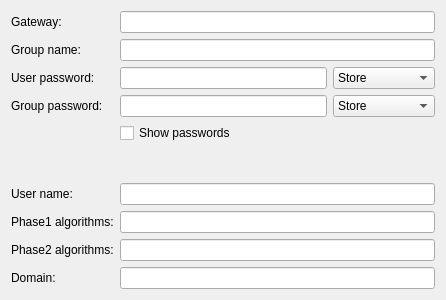
The window that vpn/openswan/openswan.ui (KDE/plasma-nm) describes before a commit, drawn with Qt 5.
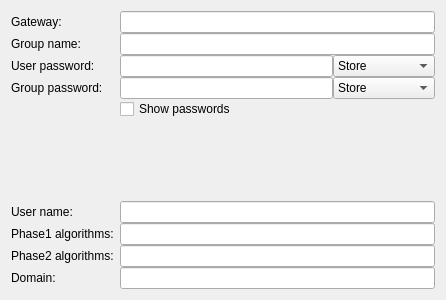
The same window after the commit. Custom widgets are drawn as their Qt base class.

```diff
--- a/vpn/openswan/openswan.ui
+++ b/vpn/openswan/openswan.ui
@@ -11,6 +11,9 @@
    </rect>
   </property>
   <layout class="QFormLayout" name="formLayout">
+    <property name="verticalSpacing">
+    <number>0</number>
+    </property>
    <item row="0" column="0">
     <widget class="QLabel" name="label">
      <property name="text">
```
